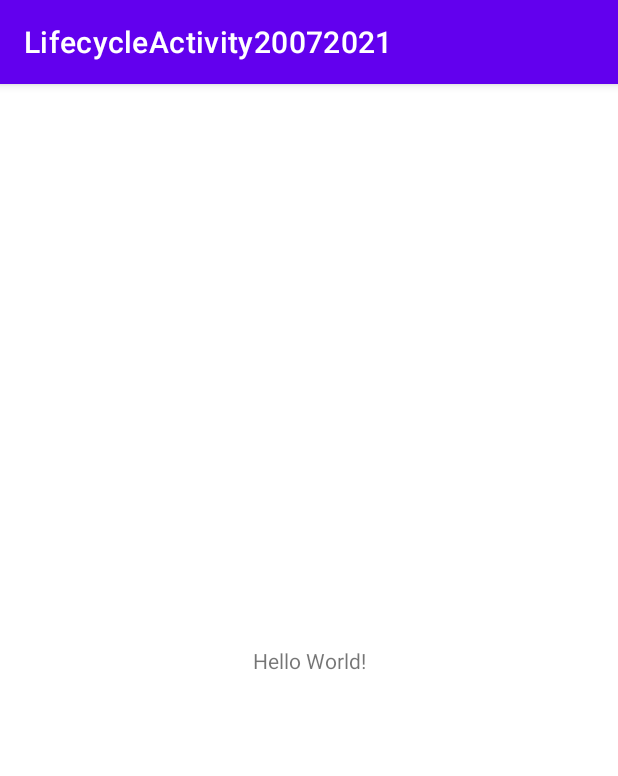
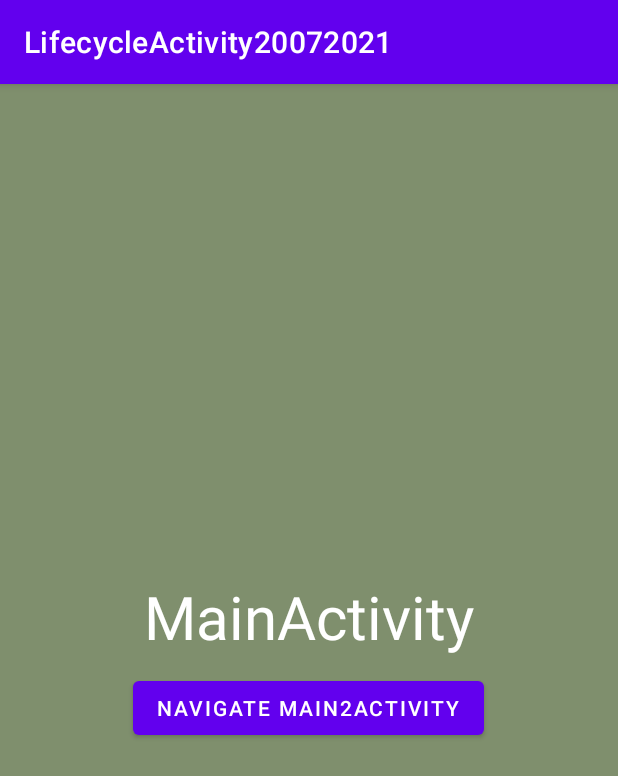
Before and after one commit to phamtanphat/LifecycleActivity20072021, an Android app: the screen it shows after launch (MainActivity), on a phone screen of 412 x 824 dp. Shown: the top 776 px of the screen. Run offline under Robolectric (Android 15) with nearby library versions, the phone set to English and light mode, and no system bars.

```diff
--- a/app/src/main/AndroidManifest.xml
+++ b/app/src/main/AndroidManifest.xml
@@ -10,6 +10,9 @@
         android:supportsRtl="true"
         android:theme="@style/Theme.LifecycleActivity20072021">
         <activity
+            android:name=".MainActivity2"
+            android:exported="true" />
+        <activity
             android:name=".MainActivity"
             android:exported="true">
             <intent-filter>
--- a/app/src/main/java/com/example/lifecycleactivity20072021/MainActivity.java
+++ b/app/src/main/java/com/example/lifecycleactivity20072021/MainActivity.java
@@ -1,19 +1,41 @@
 package com.example.lifecycleactivity20072021;
 
+import androidx.annotation.NonNull;
 import androidx.appcompat.app.AppCompatActivity;
 
+import android.content.Intent;
 import android.os.Bundle;
 import android.util.Log;
+import android.view.View;
+import android.widget.Button;
 
 public class MainActivity extends AppCompatActivity {
 
     final String TAG = "MainActivity";
+    Button mBtnIntent;
+    String data = "";
 
     @Override
     protected void onCreate(Bundle savedInstanceState) {
         super.onCreate(savedInstanceState);
         setContentView(R.layout.activity_main);
         Log.d(TAG,"onCreate");
+
+        if (savedInstanceState != null){
+            data = savedInstanceState.getString("Data");
+            Log.d(TAG,data);
+        }
+
+        mBtnIntent = findViewById(R.id.buttonNavigateMain2);
+
+        mBtnIntent.setOnClickListener(new View.OnClickListener() {
+            @Override
+            public void onClick(View view) {
+                // Intent xác định hành cụ thể : explicit
+                Intent intent = new Intent(MainActivity.this,MainActivity2.class);
+                startActivity(intent);
+            }
+        });
     }
 
     @Override
@@ -51,4 +73,10 @@ public class MainActivity extends AppCompatActivity {
         super.onDestroy();
         Log.d(TAG,"onDestroy");
     }
+
+    @Override
+    protected void onSaveInstanceState(@NonNull Bundle outState) {
+        super.onSaveInstanceState(outState);
+        outState.putString("Data","abc");
+    }
 }
--- a/app/src/main/res/layout/activity_main.xml
+++ b/app/src/main/res/layout/activity_main.xml
@@ -1,18 +1,27 @@
 <?xml version="1.0" encoding="utf-8"?>
-<androidx.constraintlayout.widget.ConstraintLayout xmlns:android="http://schemas.android.com/apk/res/android"
+<LinearLayout
+    xmlns:android="http://schemas.android.com/apk/res/android"
     xmlns:app="http://schemas.android.com/apk/res-auto"
     xmlns:tools="http://schemas.android.com/tools"
     android:layout_width="match_parent"
     android:layout_height="match_parent"
+    android:gravity="center"
+    android:orientation="vertical"
+    android:background="#7F8F6D"
     tools:context=".MainActivity">
 
     <TextView
+        android:textColor="#ffff"
+        android:textSize="40sp"
         android:layout_width="wrap_content"
         android:layout_height="wrap_content"
-        android:text="Hello World!"
-        app:layout_constraintBottom_toBottomOf="parent"
-        app:layout_constraintLeft_toLeftOf="parent"
-        app:layout_constraintRight_toRightOf="parent"
-        app:layout_constraintTop_toTopOf="parent" />
+        android:text="MainActivity" />
 
-</androidx.constraintlayout.widget.ConstraintLayout>
+    <Button
+        android:layout_marginTop="10dp"
+        android:id="@+id/buttonNavigateMain2"
+        android:text="Navigate Main2Activity"
+        android:layout_width="wrap_content"
+        android:layout_height="wrap_content"/>
+
+</LinearLayout>
```
Also changed, not shown: app/src/main/java/com/example/lifecycleactivity20072021/MainActivity2.java (added, +54 -0 lines), app/src/main/res/layout/activity_main2.xml (added, +9 -0 lines).
